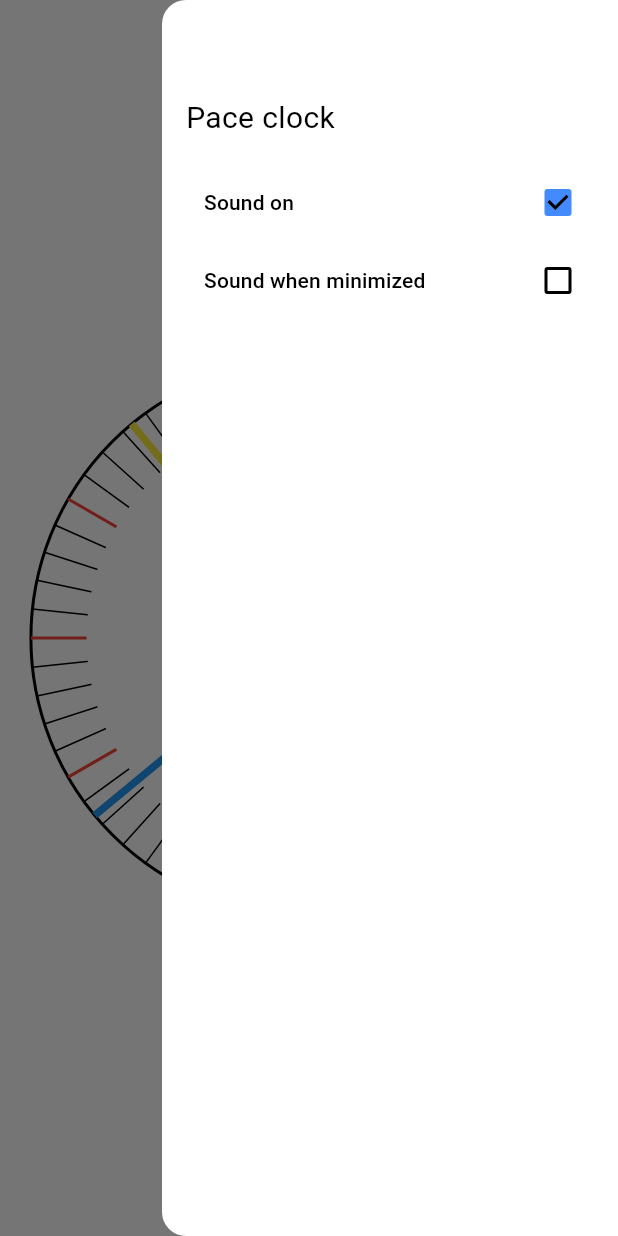
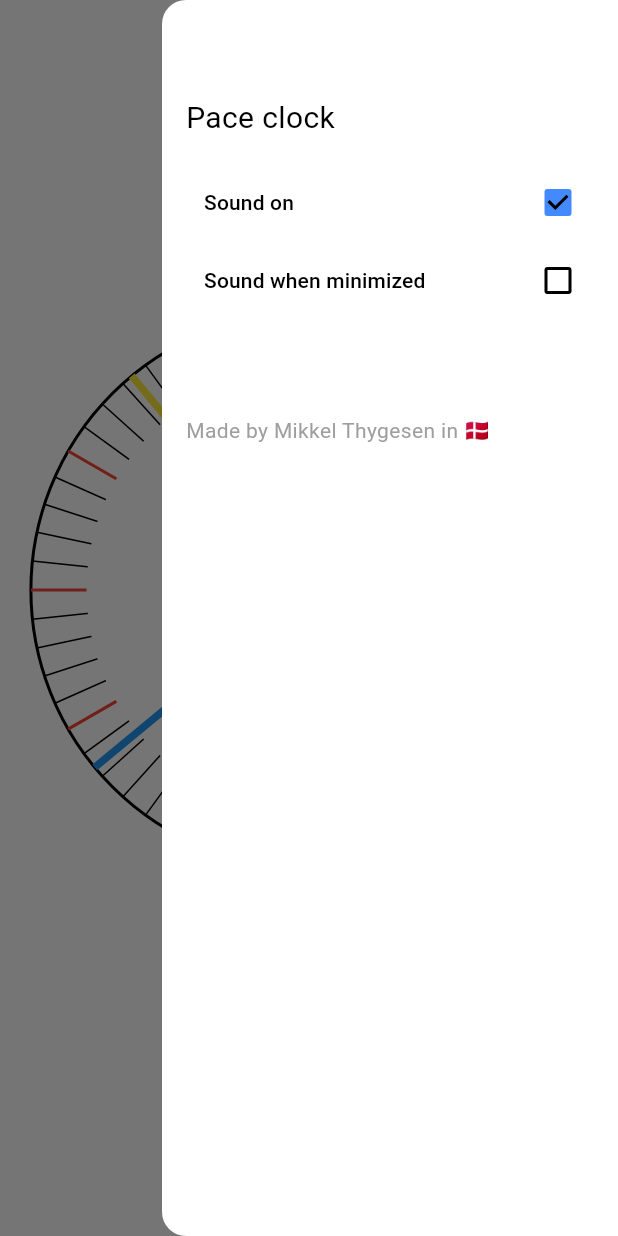
Before and after one commit to Mikkelet/pace-clock-flutter, a Flutter app: the screen it shows after launch, with the side drawer open, on a phone screen of 412 x 824 dp. Run offline on Flutter 3.47's test engine with Material 2 defaults, Android fonts, the phone set to English and light mode, and no system bars; our stand-ins replace shared_preferences; missing offline and left inert: flutter_beep.

Commit message:
added credit, adjusted ios info

```diff
--- a/lib/presentation/app.dart
+++ b/lib/presentation/app.dart
@@ -70,7 +70,7 @@ class _FourHandClockState extends State<FourHandClock>
                           )
                         ],
                       ),
-                      const SizedBox(height: 64),
+                      const SizedBox(height: 32),
                       ClockPage(size: clockSize),
                     ],
                   );
--- a/lib/presentation/widgets/menu_drawer.dart
+++ b/lib/presentation/widgets/menu_drawer.dart
@@ -33,6 +33,11 @@ class MenuDrawer extends StatelessWidget {
                 onChanged: (value) {
                   sharedPrefs.runInBackground = value ?? true;
                 }),
+            const SizedBox(height: 64),
+            const Text(
+              "Made by Mikkel Thygesen in 🇩🇰",
+              style: TextStyle(color: Colors.grey),
+            )
           ],
         ),
       ),
```
Also changed, not shown: 3 other files.
